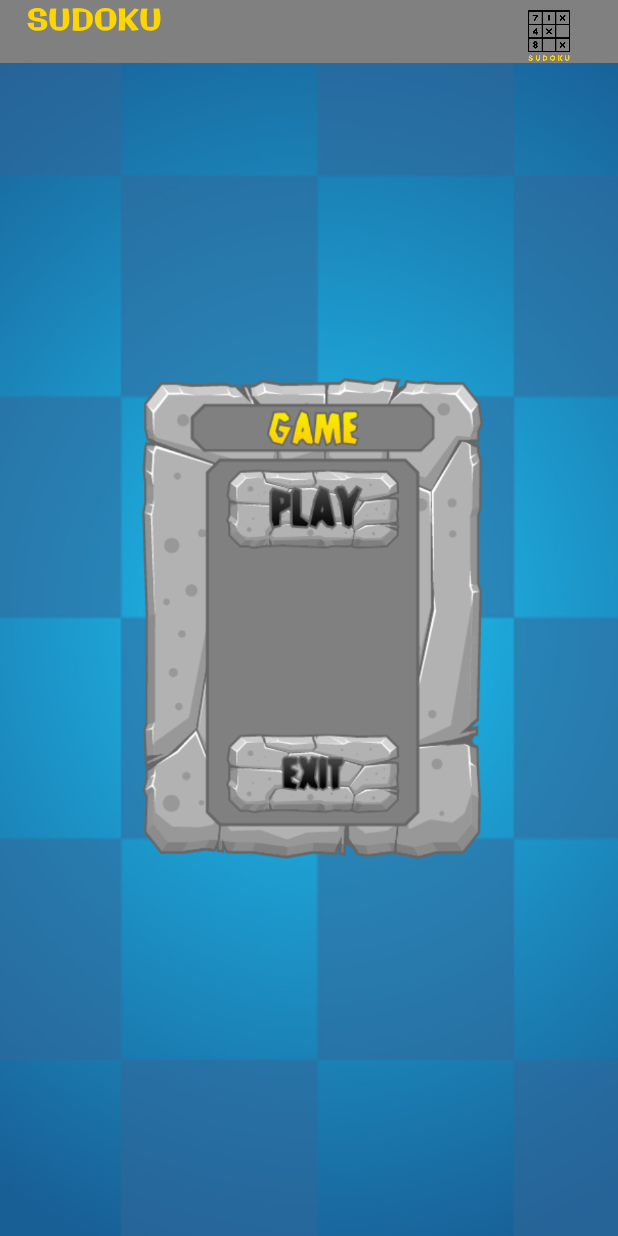
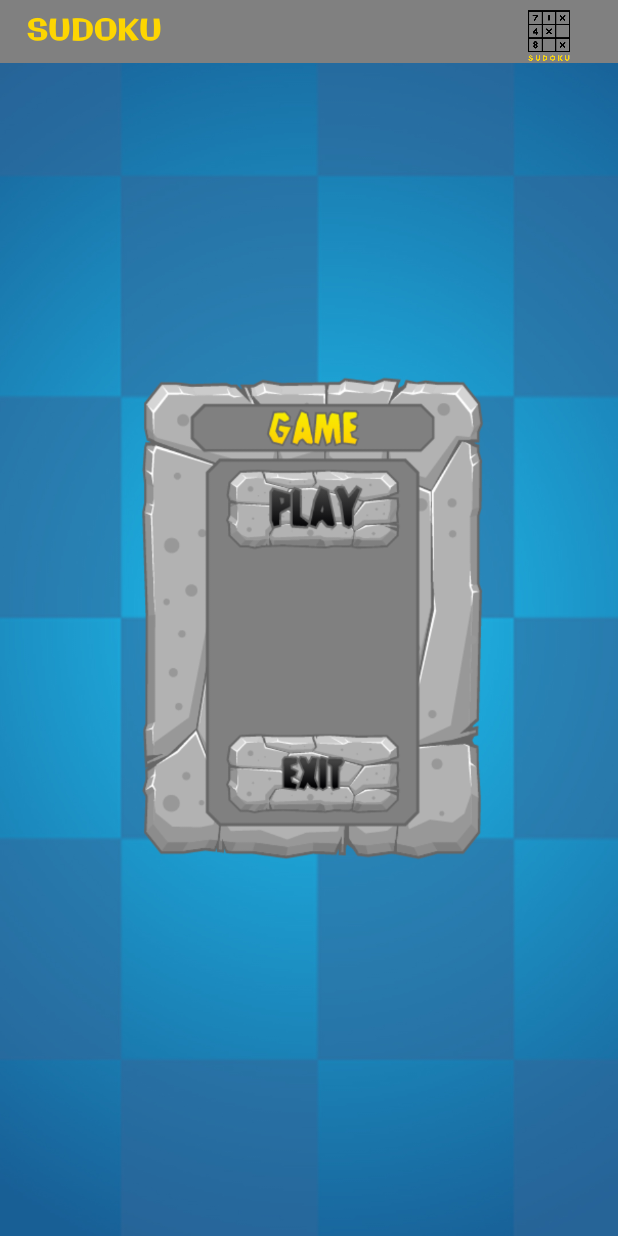
Before and after one commit to darango401/juego2, an Android app: the MenuActivity screen opened directly, with no data from a screen before it, on a phone screen of 412 x 824 dp. Run offline under Robolectric (Android 15) with nearby library versions, the phone set to English and light mode, and no system bars; Roboto replaces fonts that are not available here.

```diff
--- a/juego2-Desarrollo/app/src/main/res/layout/activity_menu.xml
+++ b/juego2-Desarrollo/app/src/main/res/layout/activity_menu.xml
@@ -19,6 +19,7 @@
             android:layout_weight="1"
             android:background="#808080"
             android:fontFamily="@font/galindo"
+            android:gravity="center_vertical"
             android:text="   SUDOKU"
             android:textColor="#fdd601"
             android:textSize="20dp" />
```
